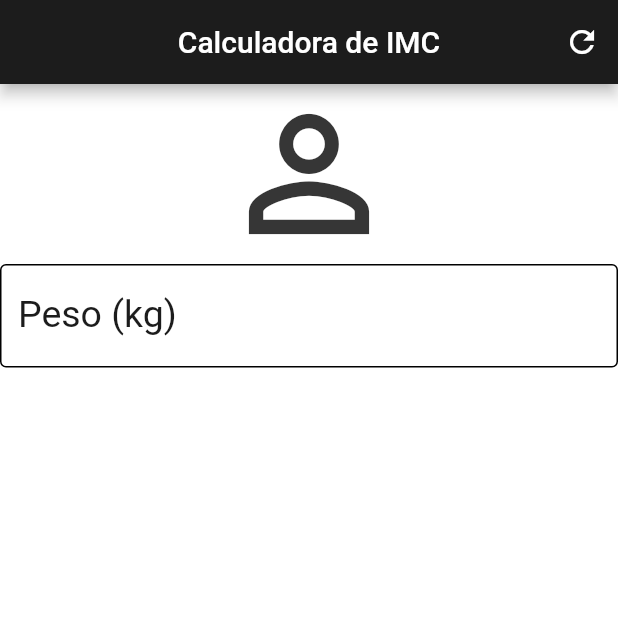
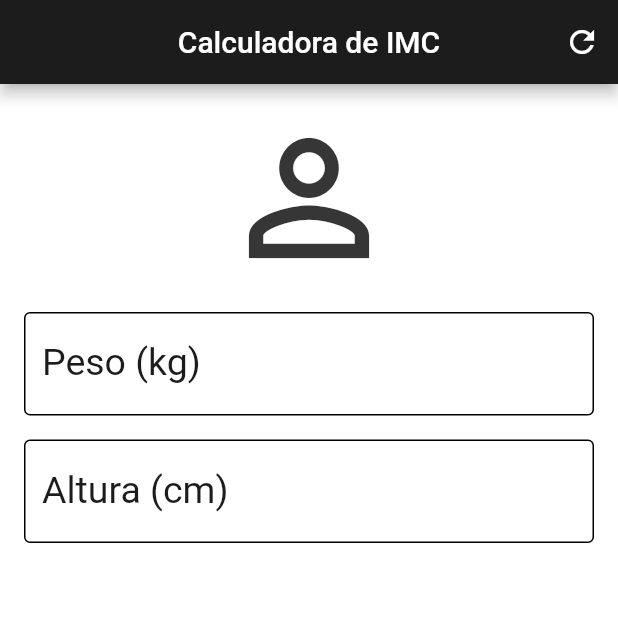
Before and after one commit to Francisco1030/app-imc-flutter, a Flutter app: the screen it shows after launch, on a phone screen of 412 x 824 dp, the top half of it. Run offline on Flutter 3.47's test engine with Material 2 defaults, Android fonts, the phone set to English and light mode, and no system bars.

Commit message:
Editado textfield;

```diff
--- a/lib/main.dart
+++ b/lib/main.dart
@@ -12,6 +12,9 @@ class Home extends StatefulWidget {
 }
 
 class _HomeState extends State<Home> {
+  final TextEditingController _controladorPeso = TextEditingController();
+  final TextEditingController _controladorAltura = TextEditingController();
+
   @override
   Widget build(BuildContext context) {
     return Scaffold(
@@ -20,17 +23,24 @@ class _HomeState extends State<Home> {
           centerTitle: true,
           backgroundColor: _colorFromHex("#1C1C1C"),
           actions: <Widget>[
-          IconButton(icon: Icon(Icons.refresh),
+            IconButton(
+              icon: Icon(Icons.refresh),
               onPressed: () {},
             )
           ],
         ),
         backgroundColor: _colorFromHex("#ffffff"),
-      body: Column(
+        body: Padding(
+          padding: const EdgeInsets.all(16.0),
+          child: Column(
             crossAxisAlignment: CrossAxisAlignment.stretch,
             children: <Widget>[
-          Icon(Icons.person_outline, size: 120.0, color: _colorFromHex("#363636")),
-          TextField(keyboardType: TextInputType.number,
+              Icon(Icons.person_outline,
+                  size: 120.0, color: _colorFromHex("#363636")),
+              Padding(
+                padding: const EdgeInsets.only(top: 16.0),
+                child: TextField(
+                  keyboardType: TextInputType.number,
                   decoration: InputDecoration(
                     labelText: "Peso (kg)",
                     labelStyle: TextStyle(color: _colorFromHex("#1C1C1C")),
@@ -40,15 +50,36 @@ class _HomeState extends State<Home> {
                     enabledBorder: OutlineInputBorder(
                       borderSide: BorderSide(color: Colors.black),
                     ),
-
                     border: const OutlineInputBorder(),
                   ),
                   //textAlign: TextAlign.center,
-            style: TextStyle(color: _colorFromHex("#1C1C1C"), fontSize: 25.0),
-          )
+                  style: TextStyle(
+                      color: _colorFromHex("#1C1C1C"), fontSize: 25.0),
+                ),
+              ),
+              Padding(
+                padding: const EdgeInsets.only(top: 16.0),
+                child: TextField(
+                  keyboardType: TextInputType.number,
+                  decoration: InputDecoration(
+                    labelText: "Altura (cm)",
+                    labelStyle: TextStyle(color: _colorFromHex("#1C1C1C")),
+                    focusedBorder: OutlineInputBorder(
+                      borderSide: BorderSide(color: Colors.black),
+                    ),
+                    enabledBorder: OutlineInputBorder(
+                      borderSide: BorderSide(color: Colors.black),
+                    ),
+                    border: const OutlineInputBorder(),
+                  ),
+                  //textAlign: TextAlign.center,
+                  style: TextStyle(
+                      color: _colorFromHex("#1C1C1C"), fontSize: 25.0),
+                ),
+              ),
             ],
           ),
-    );
+        ));
   }
 }
 
```
Lines whose indentation alone changed are shown as unchanged.
